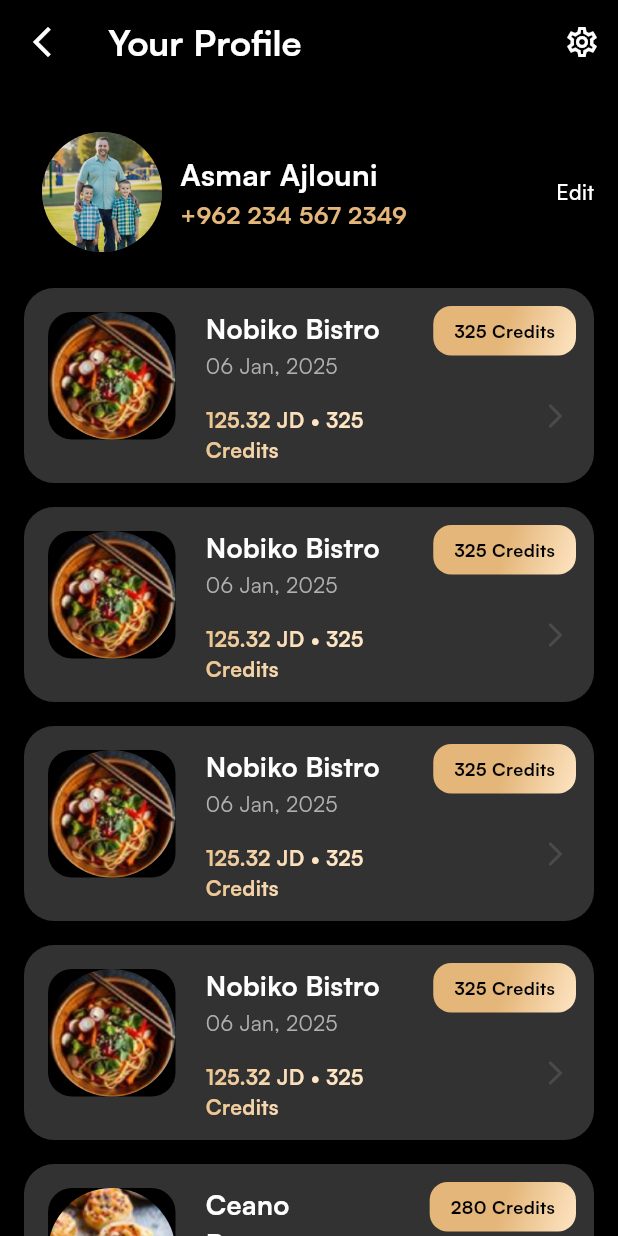
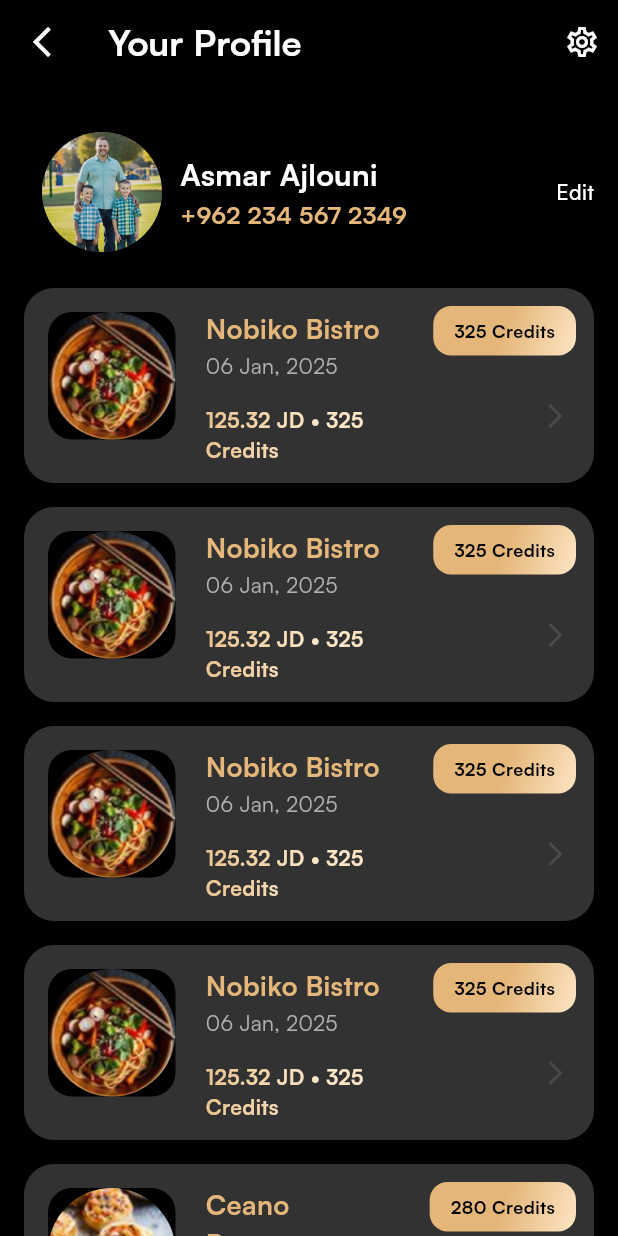
Before and after one commit to Garfend/technical_assesment, a Flutter app: the ProfilePage screen opened by its route, on a phone screen of 412 x 824 dp. Run offline on Flutter 3.47's test engine with Material 3 defaults, Android fonts, the phone set to English and light mode, and no system bars; our stand-ins replace device_preview, equatable, go_router.

Commit message:
make venue name gold to match design

```diff
--- a/lib/app/theme/app_text_styles.dart
+++ b/lib/app/theme/app_text_styles.dart
@@ -104,7 +104,7 @@ class AppTextStyles {
     fontFamily: 'Satoshi',
     fontSize: 18,
     fontWeight: FontWeight.w700,
-    color: AppColors.textPrimary,
+    color: AppColors.gold,
   );
 
   // Profile
```
